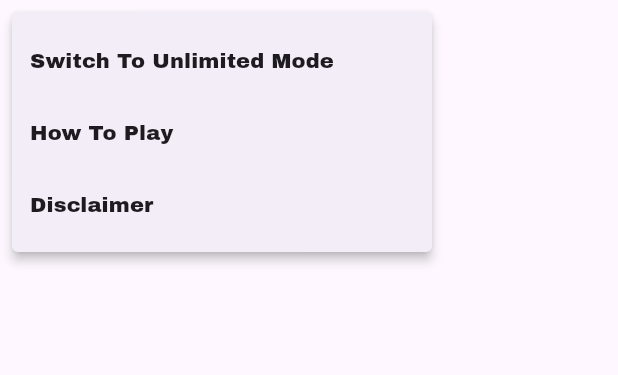
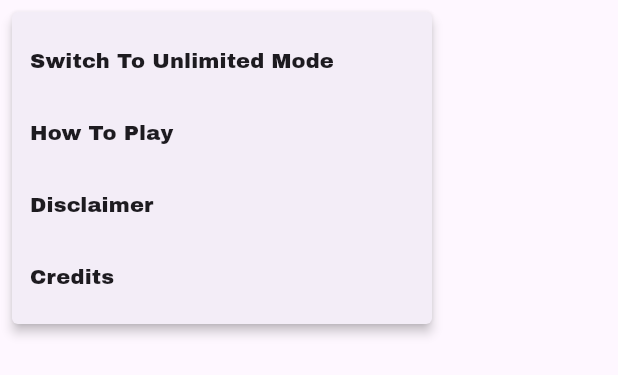
Before and after one commit to aceeedev/brickdle, a Flutter app: the HamburgerMenu widget shown alone on an empty page, opened directly, after a tap on the "menu" icon, on a phone screen of 412 x 824 dp. Shown: the top 375 px of the screen. Run offline on Flutter 3.47's test engine with Material 3 defaults, Android fonts, the phone set to English and light mode, and no system bars; missing offline and left inert: dart:html.

Commit message:
Add credits

```diff
--- a/legodle_app/lib/widgets/hamburger_menu_widget.dart
+++ b/legodle_app/lib/widgets/hamburger_menu_widget.dart
@@ -48,6 +48,17 @@ class HamburgerMenu extends StatelessWidget {
             ),
           ),
         ),
+        PopupMenuItem(
+          value: 3,
+          child: const Text('Credits'),
+          onTap: () => _showDialog(
+            context: context,
+            title: 'Credits',
+            content: const Text(
+              'Inspired by Wordle created by Josh Wardle, Brickdle is made by Andrew Collins and Riley Wong.',
+            ),
+          ),
+        ),
       ],
     );
   }
```
